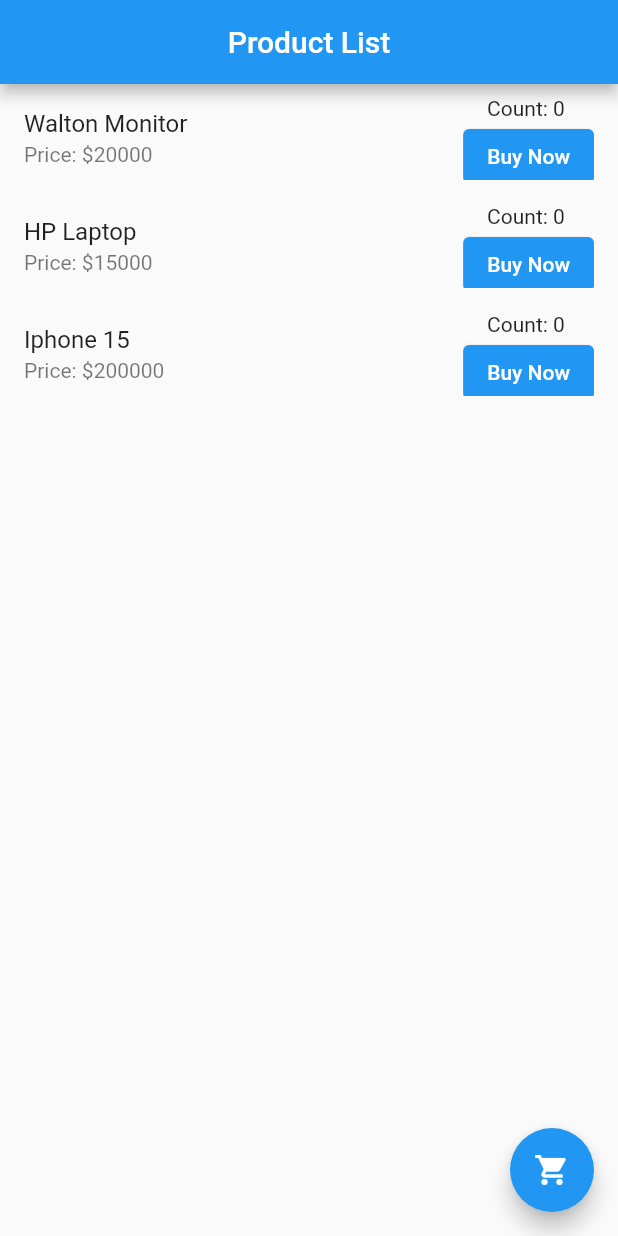
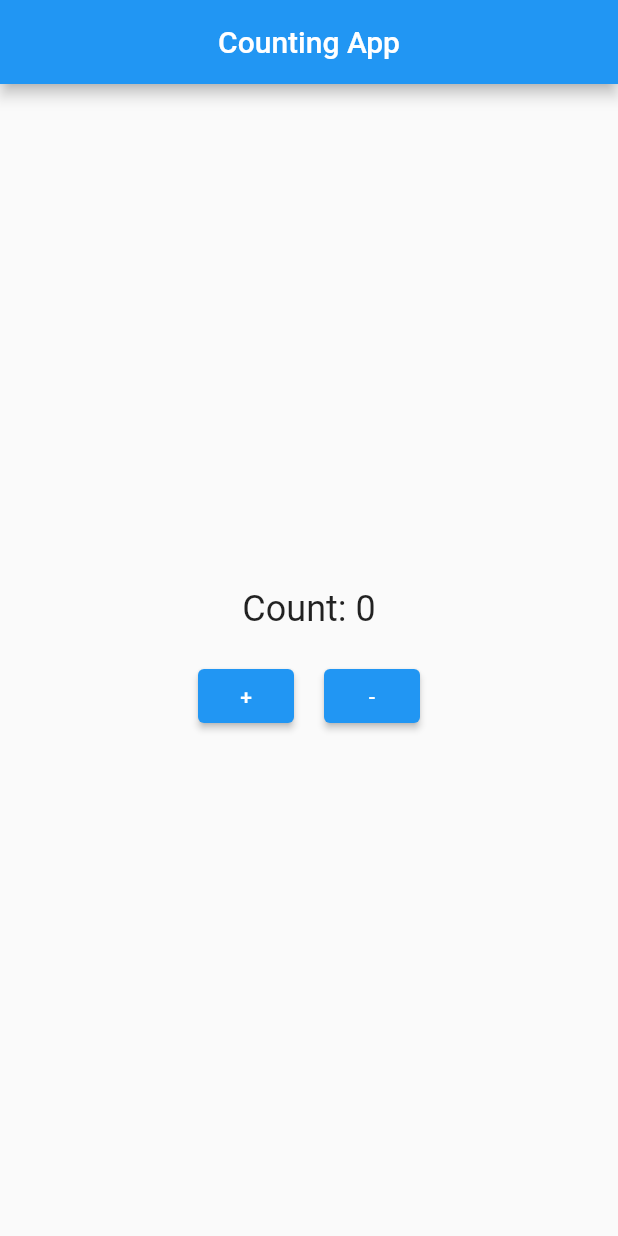
Before and after one commit to zihadsikder/flutter_assignment, a Flutter app: the screen it shows after launch, on a phone screen of 412 x 824 dp. Run offline on Flutter 3.47's test engine with Material 2 defaults, Android fonts, the phone set to English and light mode, and no system bars.

Commit message:
item_count

```diff
--- a/lib/main.dart
+++ b/lib/main.dart
@@ -1,143 +1,3 @@
-
-// import 'package:flutter/material.dart';
-//
-// void main() {
-//   runApp(MyApp());
-// }
-//
-// class MyApp extends StatelessWidget {
-//   @override
-//   Widget build(BuildContext context) {
-//     return MaterialApp(
-//       title: 'Shopping App',
-//       home: ProductList(),
-//     );
-//   }
-// }
-//
-// class ProductList extends StatefulWidget {
-//   @override
-//   _ProductListState createState() => _ProductListState();
-// }
-//
-// class _ProductListState extends State<ProductList> {
-//   List<Product> products = [
-//     Product(name: "Product A", price: 10),
-//     Product(name: "Product B", price: 15),
-//     Product(name: "Product C", price: 20),
-//   ];
-//
-//   List<Product> selectedProducts = [];
-//
-//   void addToCart(int index) {
-//     setState(() {
-//       products[index].quantity++;
-//       if (products[index].quantity == 5) {
-//         showCongratsDialog(products[index]);
-//       }
-//       selectedProducts.add(products[index]);
-//     });
-//   }
-//
-//   void showCongratsDialog(Product product) {
-//     showDialog(
-//       context: context,
-//       builder: (BuildContext context) {
-//         return AlertDialog(
-//           title: Text('Congratulations!'),
-//           content: Text('You\'ve bought 5 ${product.name}!'),
-//           actions: [
-//             TextButton(
-//               onPressed: () {
-//                 Navigator.of(context).pop();
-//               },
-//               child: Text('OK'),
-//             ),
-//           ],
-//         );
-//       },
-//     );
-//   }
-//
-//   void goToCartPage() {
-//     Navigator.push(
-//       context,
-//       MaterialPageRoute(
-//         builder: (context) => CartPage(selectedProducts: selectedProducts),
-//       ),
-//     );
-//   }
-//
-//   @override
-//   Widget build(BuildContext context) {
-//     return Scaffold(
-//       appBar: AppBar(
-//         title: Center(child: Text('Product List')),
-//       ),
-//       body: ListView.builder(
-//         itemCount: products.length,
-//         itemBuilder: (context, index) {
-//           return ListTile(
-//             title: Text(products[index].name),
-//             subtitle: Text('Price: \$${products[index].price}'),
-//             trailing: Row(
-//               mainAxisSize: MainAxisSize.min,
-//               children: [
-//                 SingleChildScrollView(
-//                   child: Column(
-//                     children: [
-//                       Text('Count: ${products[index].quantity} '),
-//                       ElevatedButton(
-//                         onPressed: () => addToCart(index),
-//                         child: Text('Buy Now'),
-//                       ),
-//                     ],
-//                   ),
-//                 ),
-//               ],
-//             ),
-//           );
-//         },
-//       ),
-//       floatingActionButton: FloatingActionButton(
-//         onPressed: goToCartPage,
-//         child: Icon(Icons.shopping_cart),
-//       ),
-//     );
-//   }
-// }
-//
-// class Product {
-//   final String name;
-//   final int price;
-//   int quantity;
-//
-//   Product({required this.name, required this.price, this.quantity = 0});
-// }
-//
-// class CartPage extends StatelessWidget {
-//   final List<Product> selectedProducts;
-//
-//   CartPage({required this.selectedProducts});
-//
-//   @override
-//   Widget build(BuildContext context) {
-//     int selectedProductCount = selectedProducts.length;
-//
-//     return Scaffold(
-//       appBar: AppBar(
-//         title: Center(child: Text('Cart')),
-//       ),
-//       body: Center(
-//         child: Text('You have selected $selectedProductCount products.'),
-//       ),
-//     );
-//   }
-// }
-//
-//
-//
-//
 import 'package:flutter/material.dart';
 
 void main() {
@@ -148,43 +8,44 @@
   @override
   Widget build(BuildContext context) {
     return MaterialApp(
-      title: 'Shopping App',
-      home: ProductList(),
+      title: 'Counting App',
+      debugShowCheckedModeBanner: false,
+      home: CountingScreen(),
     );
   }
 }
 
-class ProductList extends StatefulWidget {
+class CountingScreen extends StatefulWidget {
   @override
-  _ProductListState createState() => _ProductListState();
+  _CountingScreenState createState() => _CountingScreenState();
 }
 
-class _ProductListState extends State<ProductList> {
-  List<Product> products = [
-    Product(name: "Walton Monitor", price: 20000),
-    Product(name: "HP Laptop", price: 15000),
-    Product(name: "Iphone 15", price: 200000),
-  ];
+class _CountingScreenState extends State<CountingScreen> {
+  int count = 0;
 
-  List<Product> selectedProducts = [];
-
-  void addToCart(int index) {
+  void incrementCount() {
     setState(() {
-      products[index].quantity++;
-      if (products[index].quantity == 5) {
-        showCongratsDialog(products[index]);
+      count++;
+      if (count >= 5) {
+        showCountDialog(count);
       }
-      selectedProducts.add(products[index]);
     });
   }
 
-  void showCongratsDialog(Product product) {
+  void decrementCount() {
+    setState(() {
+      if (count > 0) {
+        count--;
+      }
+    });
+  }
+
+  void showCountDialog(int count) {
     showDialog(
       context: context,
       builder: (BuildContext context) {
         return AlertDialog(
-          title: Text('Congratulations!'),
-          content: Text('You\'ve bought 5 ${product.name}!'),
+          title: Text('Button pressed $count times'),
           actions: [
             TextButton(
               onPressed: () {
@@ -198,81 +59,39 @@
     );
   }
 
-  void goToCartPage() {
-    Navigator.push(
-      context,
-      MaterialPageRoute(
-        builder: (context) => CartPage(selectedProducts: selectedProducts),
-      ),
-    );
-  }
-
   @override
   Widget build(BuildContext context) {
     return Scaffold(
       appBar: AppBar(
-        title: Center(child: Text('Product List')),
+        title: Center(
+            child: Text('Counting App')),
       ),
-      body: ListView.builder(
-        itemCount: products.length,
-        itemBuilder: (context, index) {
-          return ListTile(
-            title: Text(products[index].name),
-            subtitle: Text('Price: \$${products[index].price}'),
-            trailing: Row(
-              mainAxisSize: MainAxisSize.min,
-              children: [
-                SingleChildScrollView(
-                  child: Column(
-                    children: [
-                      Text('Count: ${products[index].quantity} '),
-                      ElevatedButton(
-                        onPressed: () => addToCart(index),
-                        child: Text('Buy Now'),
-                      ),
-                    ],
-                  ),
+      body: Center(
+        child: Column(
+          mainAxisAlignment: MainAxisAlignment.center,
+          children: <Widget>[
+            Text(
+              'Count: $count',
+              style: TextStyle(fontSize: 24),
+            ),
+            SizedBox(height: 20),
+            Row(
+              mainAxisAlignment: MainAxisAlignment.center,
+              children: <Widget>[
+                ElevatedButton(
+                  onPressed: incrementCount,
+                  child: Text('+'),
+                ),
+                SizedBox(width: 20),
+                ElevatedButton(
+                  onPressed: decrementCount,
+                  child: Text('-'),
                 ),
               ],
             ),
-          );
-        },
-      ),
-      floatingActionButton: FloatingActionButton(
-        onPressed: goToCartPage,
-        child: Icon(Icons.shopping_cart),
+          ],
+        ),
       ),
     );
   }
 }
-
-class Product {
-  final String name;
-  final int price;
-  int quantity;
-
-  Product({required this.name, required this.price, this.quantity = 0});
-}
-
-class CartPage extends StatelessWidget {
-  final List<Product> selectedProducts;
-
-  CartPage({required this.selectedProducts});
-
-  @override
-  Widget build(BuildContext context) {
-    return Scaffold(
-      appBar: AppBar(
-        title: Center(child: Text('Cart')),
-      ),
-      body: ListView.builder(
-        itemCount: selectedProducts.length,
-        itemBuilder: (context, index) {
-          return ListTile(
-            title: Text(selectedProducts[index].name),
-          );
-        },
-      ),
-    );
-  }
-}
```
